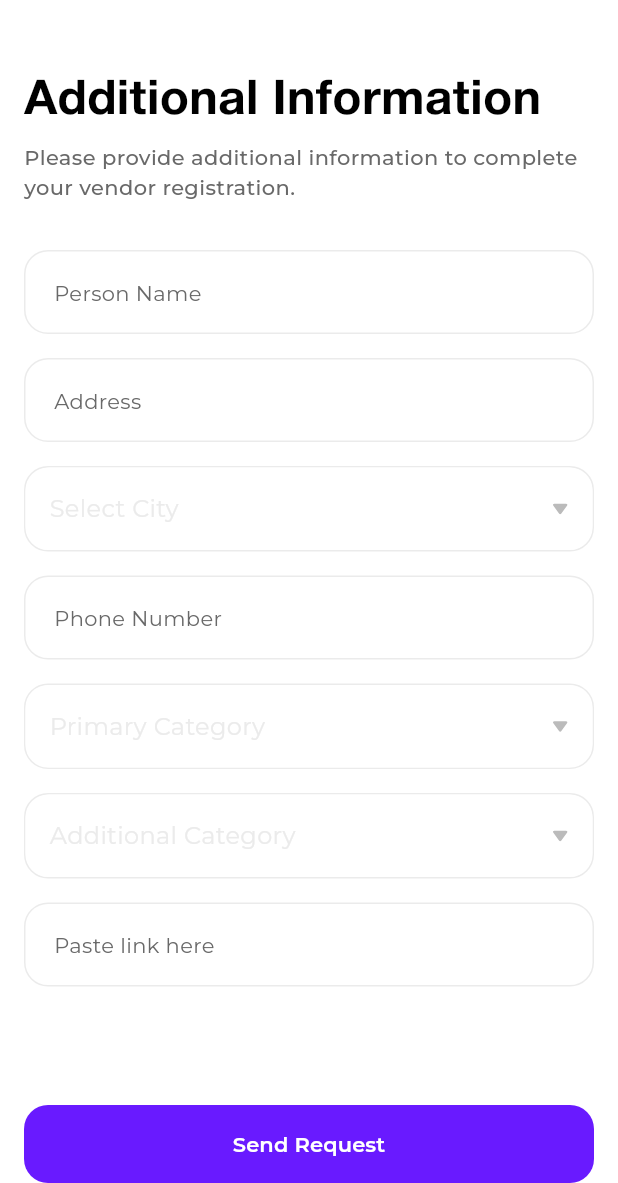
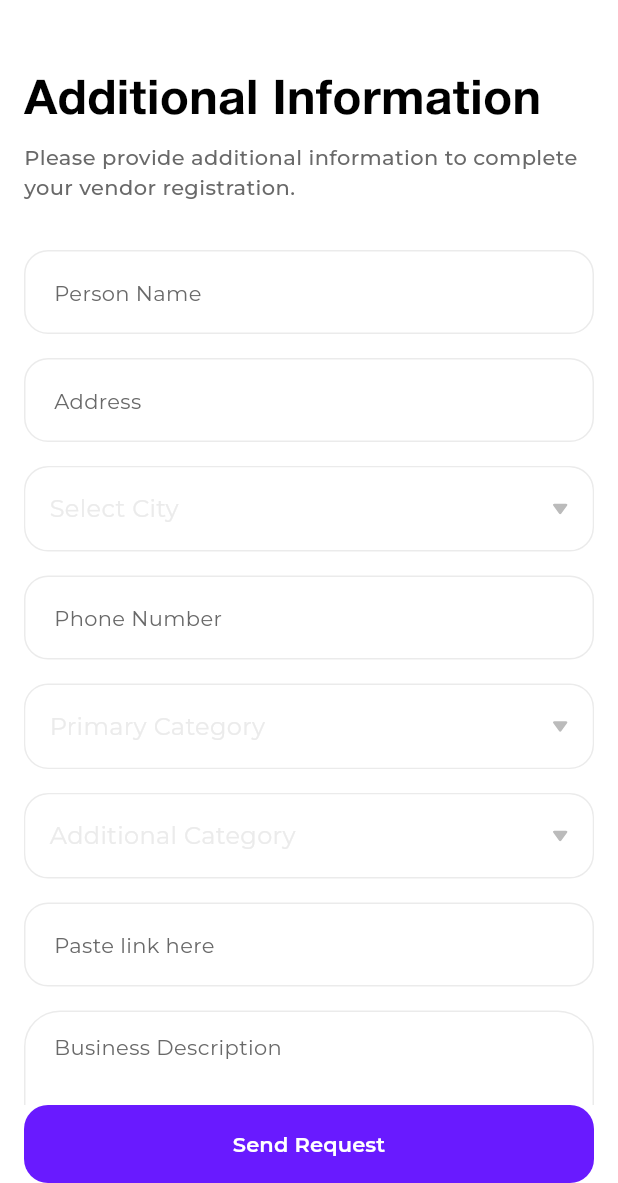
Before and after one commit to Manas1255/PlugdIn, a Flutter app: the VendorSignupScreen screen opened by its route, swiped to page 2, on a phone screen of 412 x 824 dp, the part 53-1236 px from its top. Run offline on Flutter 3.47's test engine with Material 3 defaults, Android fonts, the phone set to English and light mode, and no system bars; drawn by our look-alikes of toastification; our stand-ins replace bloc, cached_network_image, device_info_plus, device_preview, dio, equatable and 11 more; missing offline and left inert: stream_chat_flutter; accounts and stored records are empty; generated files the repository leaves out were written again.

Commit message:
Feat: Static UI of vendor onboarding complete

```diff
--- a/lib/features/onboarding/presentation/views/vendor/vendor_signup_screen.dart
+++ b/lib/features/onboarding/presentation/views/vendor/vendor_signup_screen.dart
@@ -37,6 +37,8 @@ class _VendorSignupScreenState extends State<VendorSignupScreen> {
   final TextEditingController _addressController = TextEditingController();
   final TextEditingController _phoneController = TextEditingController();
   final TextEditingController _linkController = TextEditingController();
+  final TextEditingController _businessDescriptionController =
+      TextEditingController();
 
   final GlobalKey<FormState> _formKey = GlobalKey<FormState>();
 
@@ -254,6 +256,15 @@ class _VendorSignupScreenState extends State<VendorSignupScreen> {
                               const SizedBox(
                                 height: 16,
                               ),
+
+                              PITextField(
+                                hintText: 'Business Description',
+                                controller: _businessDescriptionController,
+                                type: PITextFieldType.description,
+                              ),
+                              const SizedBox(
+                                height: 16,
+                              ),
                             ],
                           ),
                         ],
```
